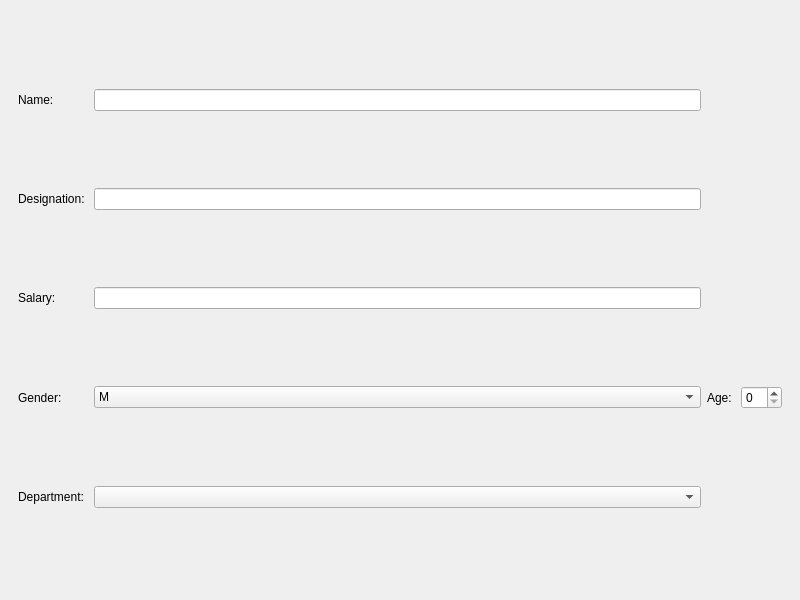
This is UI_Files/Main.ui in ChatreshGudi/Emp_Manage as Qt 5 draws it before an edit. The edited form follows.
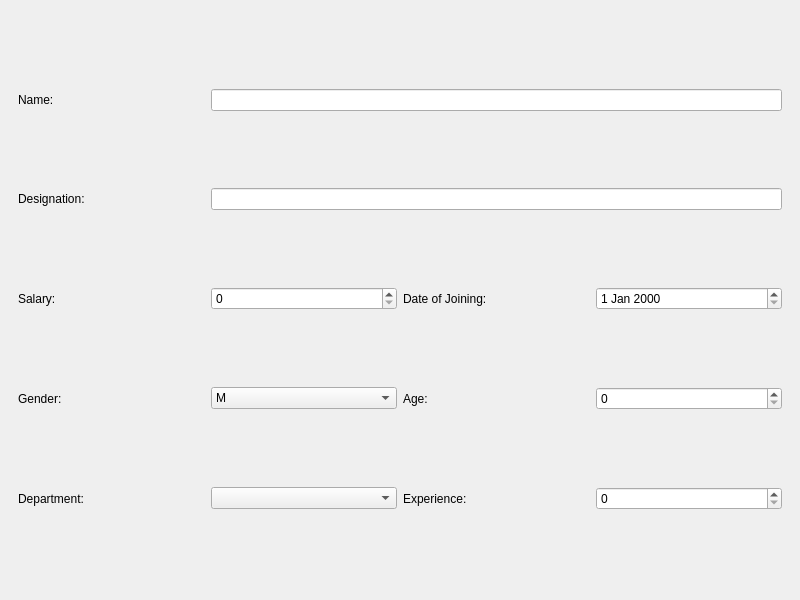
This is the edited form. The open tabs and pages were chosen to show the change. Icons and pictures are not drawn.

Commit message: Admin Emp edit page

```diff
--- a/UI_Files/Main.ui
+++ b/UI_Files/Main.ui
@@ -338,7 +338,14 @@
       <widget class="QWidget" name="Admin_EMP_Page">
        <layout class="QGridLayout" name="gridLayout_6">
         <item row="2" column="3">
-         <widget class="QLineEdit" name="emp_salary_value_ad"/>
+         <widget class="QSpinBox" name="emp_salary_value_ad"/>
+        </item>
+        <item row="2" column="4">
+         <widget class="QLabel" name="label_7">
+          <property name="text">
+           <string>Date of Joining: </string>
+          </property>
+         </widget>
         </item>
         <item row="3" column="0">
          <widget class="QLabel" name="label_3">
@@ -354,8 +361,12 @@
           </property>
          </widget>
         </item>
-        <item row="1" column="3">
-         <widget class="QLineEdit" name="emp_desig_text_ad"/>
+        <item row="1" column="0">
+         <widget class="QLabel" name="label">
+          <property name="text">
+           <string>Designation: </string>
+          </property>
+         </widget>
         </item>
         <item row="3" column="3">
          <widget class="QComboBox" name="emp_gender_value_ad">
@@ -378,26 +389,6 @@
           </property>
          </widget>
         </item>
-        <item row="0" column="3">
-         <widget class="QLineEdit" name="emp_name_text_ad"/>
-        </item>
-        <item row="1" column="0">
-         <widget class="QLabel" name="label">
-          <property name="text">
-           <string>Designation: </string>
-          </property>
-         </widget>
-        </item>
-        <item row="3" column="5">
-         <widget class="QSpinBox" name="emp_age_value_ad"/>
-        </item>
-        <item row="4" column="0">
-         <widget class="QLabel" name="label_5">
-          <property name="text">
-           <string>Department: </string>
-          </property>
-         </widget>
-        </item>
         <item row="3" column="4">
          <widget class="QLabel" name="label_4">
           <property name="text">
@@ -405,9 +396,38 @@
           </property>
          </widget>
         </item>
+        <item row="4" column="0">
+         <widget class="QLabel" name="label_5">
+          <property name="text">
+           <string>Department: </string>
+          </property>
+         </widget>
+        </item>
         <item row="4" column="3">
          <widget class="QComboBox" name="emp_dept_value_ad"/>
         </item>
+        <item row="3" column="5">
+         <widget class="QSpinBox" name="emp_age_value_ad"/>
+        </item>
+        <item row="2" column="5">
+         <widget class="QDateEdit" name="emp_doj_value_ad"/>
+        </item>
+        <item row="4" column="4">
+         <widget class="QLabel" name="label_6">
+          <property name="text">
+           <string>Experience: </string>
+          </property>
+         </widget>
+        </item>
+        <item row="1" column="3" colspan="3">
+         <widget class="QLineEdit" name="emp_desig_value_ad"/>
+        </item>
+        <item row="4" column="5">
+         <widget class="QSpinBox" name="emp_exp_value_ad"/>
+        </item>
+        <item row="0" column="3" colspan="3">
+         <widget class="QLineEdit" name="emp_name_value_ad"/>
+        </item>
        </layout>
       </widget>
      </widget>
```
The commit also changes 2 other files.
